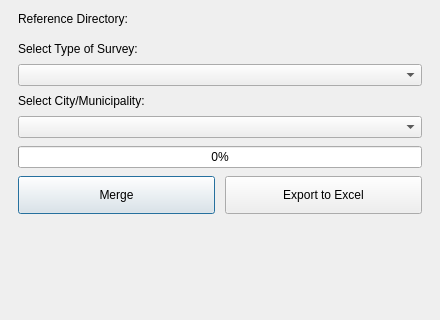
Above: gpkg_to_excel_dialog.ui from Syano18/GeoFASU_Mod before the change. Below: the same form after it.
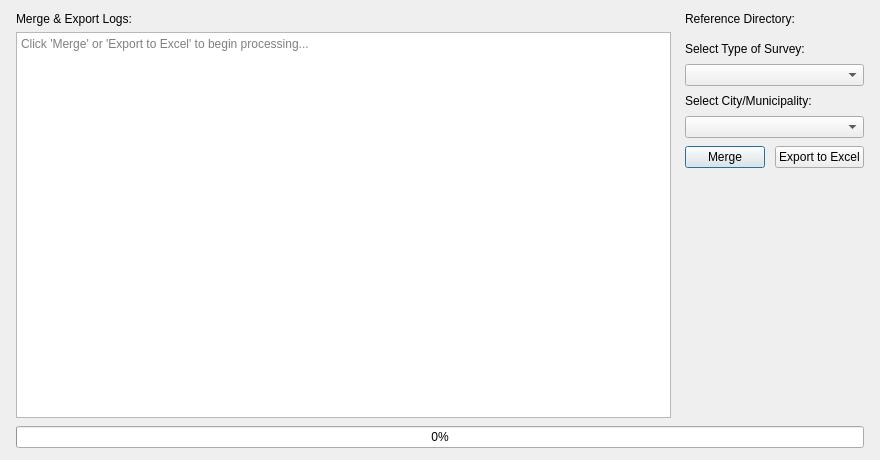
That is the form after the change. Custom widgets are drawn as their Qt base class.

The edit to the form file:
```diff
--- a/gpkg_to_excel_dialog.ui
+++ b/gpkg_to_excel_dialog.ui
@@ -6,13 +6,13 @@
    <rect>
     <x>0</x>
     <y>0</y>
-    <width>440</width>
-    <height>320</height>
+    <width>880</width>
+    <height>460</height>
    </rect>
   </property>
   <property name="minimumSize">
    <size>
-    <width>360</width>
+    <width>0</width>
     <height>0</height>
    </size>
   </property>
@@ -24,18 +24,54 @@
     <number>8</number>
    </property>
    <property name="leftMargin">
-    <number>18</number>
+    <number>16</number>
    </property>
    <property name="topMargin">
     <number>12</number>
    </property>
    <property name="rightMargin">
-    <number>18</number>
+    <number>16</number>
    </property>
    <property name="bottomMargin">
     <number>12</number>
    </property>
    <item>
+    <layout class="QHBoxLayout" name="mainHorizontalLayout">
+     <property name="spacing">
+      <number>14</number>
+     </property>
+     <!-- LEFT COLUMN: Logs & Alerts -->
+   <item>
+    <layout class="QVBoxLayout" name="leftLayout">
+     <property name="spacing">
+      <number>6</number>
+     </property>
+     <item>
+      <widget class="QLabel" name="label_logs">
+       <property name="text">
+        <string>Merge &amp; Export Logs:</string>
+       </property>
+      </widget>
+     </item>
+     <item>
+      <widget class="QPlainTextEdit" name="logsTextEdit">
+       <property name="readOnly">
+        <bool>true</bool>
+       </property>
+       <property name="placeholderText">
+        <string>Click 'Merge' or 'Export to Excel' to begin processing...</string>
+       </property>
+      </widget>
+     </item>
+    </layout>
+   </item>
+   <!-- RIGHT COLUMN: Controls -->
+   <item>
+    <layout class="QVBoxLayout" name="rightLayout">
+     <property name="spacing">
+      <number>8</number>
+     </property>
+     <item>
     <widget class="QLabel" name="label_1">
      <property name="text">
       <string>Reference Directory:</string>
@@ -69,16 +105,6 @@
    <item>
     <widget class="QComboBox" name="comboxMun"/>
    </item>
-   <item>
-    <widget class="QProgressBar" name="progressBar">
-     <property name="value">
-      <number>0</number>
-     </property>
-     <property name="alignment">
-      <set>Qt::AlignCenter</set>
-     </property>
-    </widget>
-   </item>
     <item>
      <layout class="QHBoxLayout" name="buttonLayout">
       <property name="spacing">
@@ -89,7 +115,7 @@
         <property name="minimumSize">
          <size>
           <width>0</width>
-          <height>38</height>
+    <height>0</height>
          </size>
         </property>
         <property name="cursor">
@@ -105,7 +131,7 @@
         <property name="minimumSize">
          <size>
           <width>0</width>
-          <height>38</height>
+    <height>0</height>
          </size>
         </property>
         <property name="cursor">
@@ -130,6 +156,20 @@
       </size>
      </property>
     </spacer>
+     </item>
+    </layout>
+   </item>
+  </layout>
+ </item>
+ <item>
+   <widget class="QProgressBar" name="progressBar">
+       <property name="value">
+        <number>0</number>
+       </property>
+       <property name="alignment">
+        <set>Qt::AlignCenter</set>
+       </property>
+      </widget>
    </item>
   </layout>
  </widget>
```
Left out of the diff: 2 changed lines with no effect on the pictures. Lines whose indentation alone changed are shown as unchanged.
